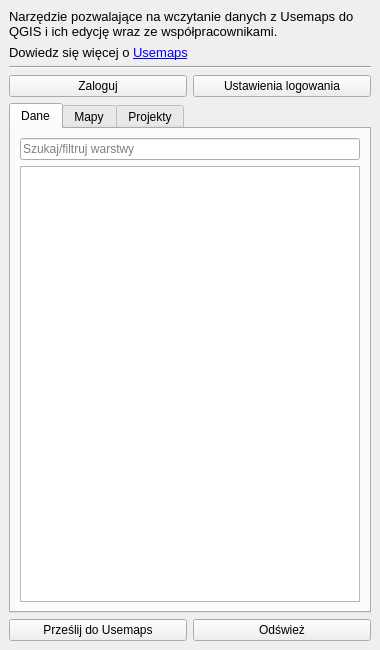
First picture: the form in usemaps_plugin/service/main_dockwidget.ui, repository gis-support/usemaps-qgis-plugin, before the edit.
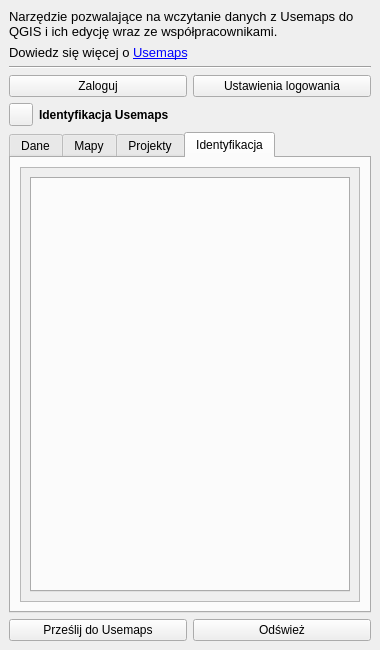
Second picture: the form after the edit.

What changed in the file:
```diff
--- a/usemaps_plugin/service/main_dockwidget.ui
+++ b/usemaps_plugin/service/main_dockwidget.ui
@@ -63,10 +63,37 @@
       </item>
      </layout>
     </item>
+    <item>
+     <layout class="QHBoxLayout" name="horizontalLayout_identify_tool">
+      <item>
+       <widget class="QToolButton" name="btnIdentify">
+        <property name="text">
+         <string/>
+        </property>
+        <property name="checkable">
+         <bool>true</bool>
+        </property>
+       </widget>
+      </item>
+      <item>
+       <widget class="QLabel" name="labelIdentifyInfo">
+        <property name="font">
+         <font>
+          <weight>75</weight>
+          <bold>true</bold>
+         </font>
+        </property>
+        <property name="text">
+         <string>Identyfikacja Usemaps</string>
+        </property>
+       </widget>
+      </item>
+     </layout>
+    </item>
     <item>
      <widget class="QTabWidget" name="tabWidget">
       <property name="currentIndex">
-       <number>0</number>
+       <number>3</number>
       </property>
       <widget class="QWidget" name="dataTab">
        <attribute name="title">
@@ -155,6 +182,39 @@
         </item>
        </layout>
       </widget>
+      <widget class="QWidget" name="identifyTab">
+       <attribute name="title">
+        <string>Identyfikacja</string>
+       </attribute>
+       <layout class="QVBoxLayout" name="verticalLayout_identify_main">
+        <item>
+         <widget class="QScrollArea" name="scrollAreaAttributes">
+          <property name="widgetResizable">
+           <bool>true</bool>
+          </property>
+          <widget class="QWidget" name="scrollAreaWidgetContents_identify">
+           <property name="geometry">
+            <rect>
+             <x>0</x>
+             <y>0</y>
+             <width>308</width>
+             <height>344</height>
+            </rect>
+           </property>
+           <layout class="QVBoxLayout" name="verticalLayout_scroll_content">
+            <item>
+             <widget class="QTabWidget" name="attributeTabWidget">
+              <property name="currentIndex">
+               <number>-1</number>
+              </property>
+             </widget>
+            </item>
+           </layout>
+          </widget>
+         </widget>
+        </item>
+       </layout>
+      </widget>
      </widget>
     </item>
     <item>
```
Left out of the diff: 12 changed lines with no effect on the pictures.
